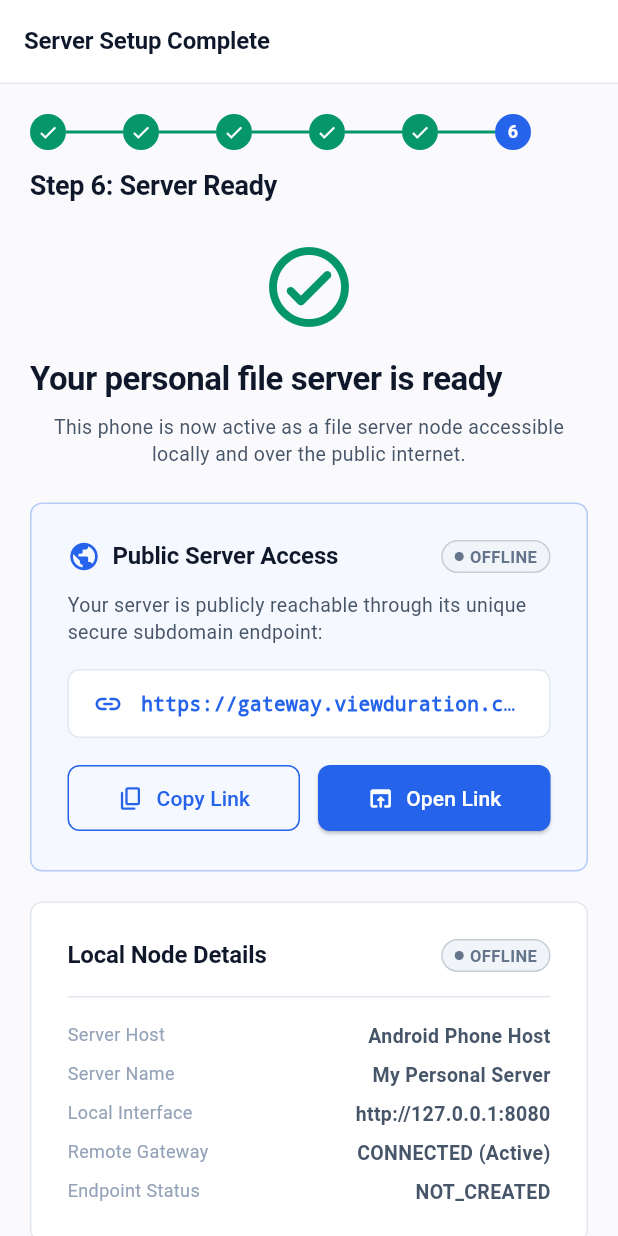
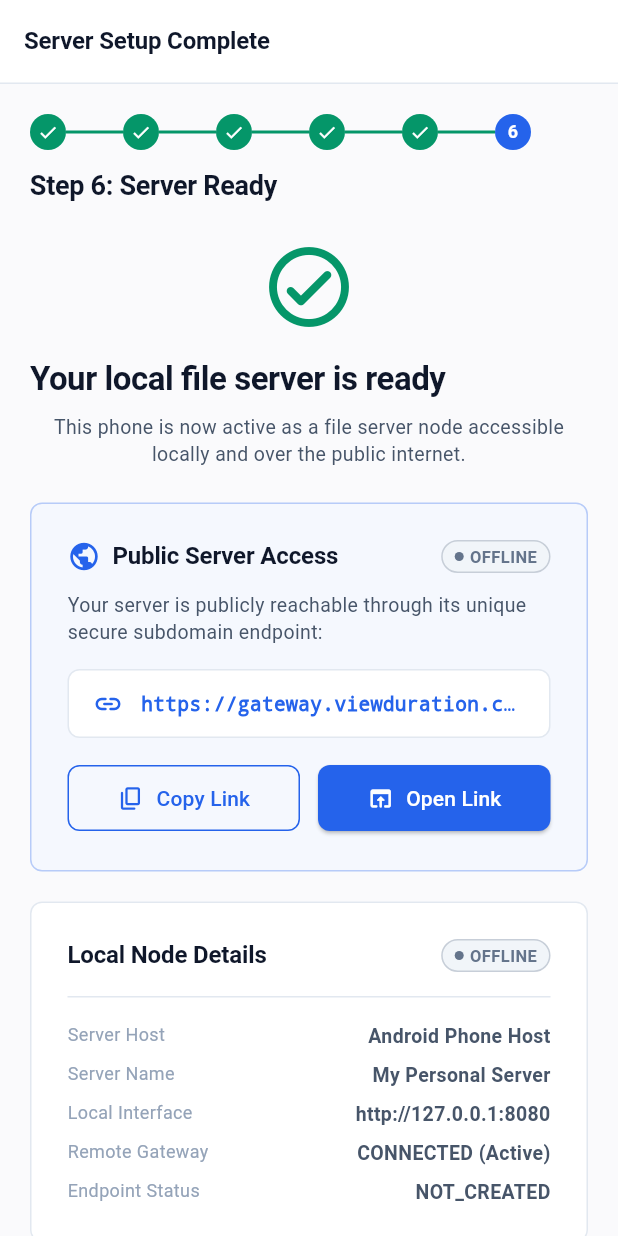
Before and after one commit to fileservernode-sys/file-server-node, a Flutter app: the SetupSuccessScreen screen opened by its route, on a phone screen of 412 x 824 dp. Run offline on Flutter 3.47's test engine with Material 3 defaults, Android fonts, the phone set to English and light mode, and no system bars; our stand-ins replace flutter_riverpod.

```diff
--- a/Android app/Android app code/lib/features/setup/presentation/setup_success_screen.dart
+++ b/Android app/Android app code/lib/features/setup/presentation/setup_success_screen.dart
@@ -50,7 +50,7 @@ class SetupSuccessScreen extends ConsumerWidget {
                   ),
                   const SizedBox(height: AppSpacing.md),
                   const Text(
-                    'Your personal file server is ready',
+                    'Your local file server is ready',
                     style: AppTypography.pageTitle,
                     textAlign: TextAlign.center,
                   ),
```
Also changed, not shown: 1 other file.
